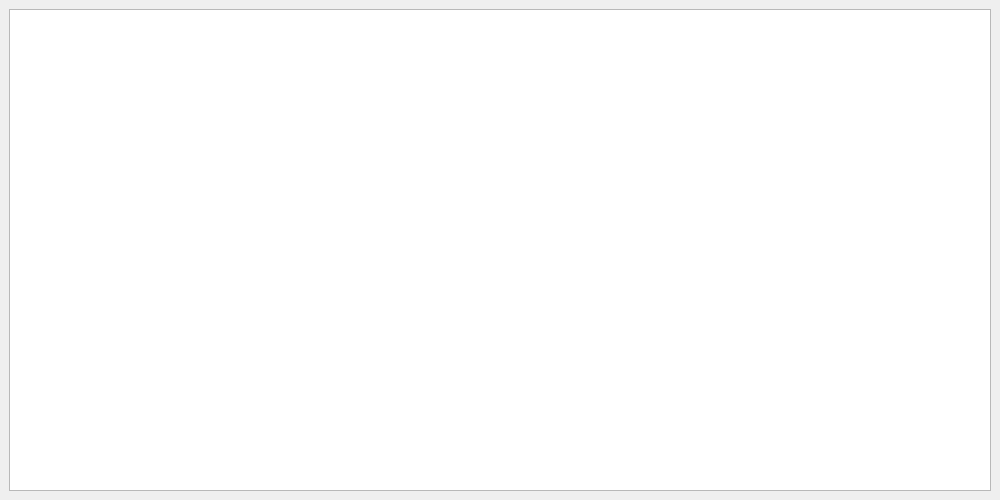
mrehkopf/vcs, file src/display/qt/dialogs/ui/filters_dialog.ui: the form before one commit.
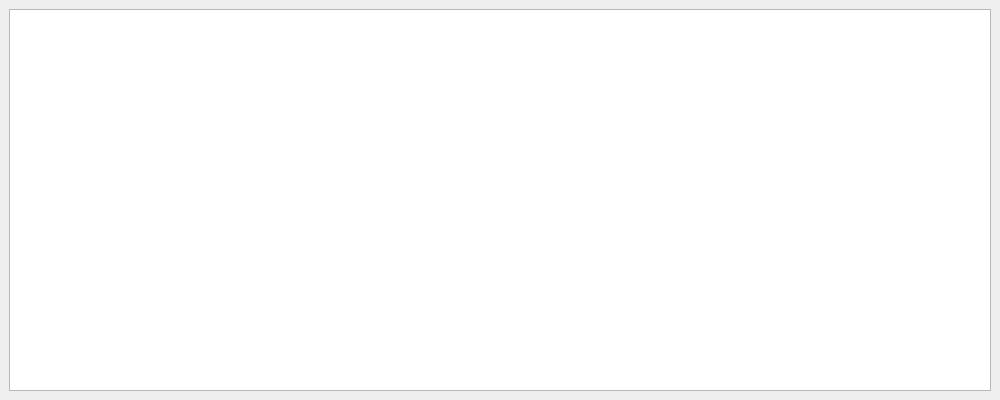
The form after the commit.

Commit message: Filter graph: Add ability to insert nodes via GUI

What changed in the file:
```diff
--- a/src/display/qt/dialogs/ui/filters_dialog.ui
+++ b/src/display/qt/dialogs/ui/filters_dialog.ui
@@ -7,7 +7,7 @@
     <x>0</x>
     <y>0</y>
     <width>1000</width>
-    <height>500</height>
+    <height>400</height>
    </rect>
   </property>
   <property name="windowTitle">
```
The commit also changes 5 other files.
